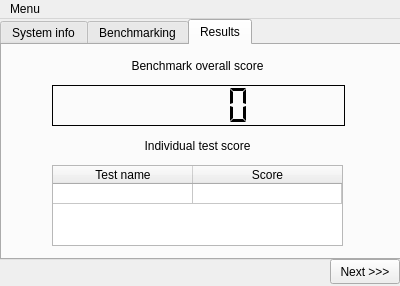
Old version of the form Client_GUI/Sources/mainwindow.ui in the repository Jose-san/FiztehMark.
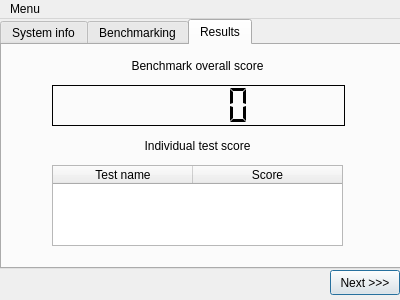
New version of the form. The open tabs and pages were chosen to show the change.

What changed in the file:
```diff
--- a/Client_GUI/Sources/mainwindow.ui
+++ b/Client_GUI/Sources/mainwindow.ui
@@ -8,7 +8,7 @@
     <x>0</x>
     <y>0</y>
     <width>400</width>
-    <height>286</height>
+    <height>300</height>
    </rect>
   </property>
   <property name="sizePolicy">
@@ -20,13 +20,13 @@
   <property name="minimumSize">
    <size>
     <width>400</width>
-    <height>286</height>
+    <height>300</height>
    </size>
   </property>
   <property name="maximumSize">
    <size>
     <width>400</width>
-    <height>286</height>
+    <height>300</height>
    </size>
   </property>
   <property name="windowTitle">
@@ -39,7 +39,7 @@
       <x>0</x>
       <y>0</y>
       <width>401</width>
-      <height>241</height>
+      <height>250</height>
      </rect>
     </property>
     <property name="currentIndex">
@@ -287,11 +287,6 @@
       <attribute name="verticalHeaderMinimumSectionSize">
        <number>20</number>
       </attribute>
-      <row>
-       <property name="text">
-        <string>Test 1</string>
-       </property>
-      </row>
       <column>
        <property name="text">
         <string>Test name</string>
@@ -301,26 +296,10 @@
        <property name="text">
         <string>Score</string>
        </property>
-      </column>
-      <item row="0" column="0">
-       <property name="text">
-        <string/>
-       </property>
-       <property name="flags">
-        <set>ItemIsDragEnabled|ItemIsEnabled</set>
-       </property>
-      </item>
-      <item row="0" column="1">
-       <property name="text">
-        <string/>
-       </property>
        <property name="textAlignment">
         <set>AlignHCenter|AlignVCenter|AlignCenter</set>
        </property>
-       <property name="flags">
-        <set>ItemIsDragEnabled|ItemIsEnabled</set>
-       </property>
-      </item>
+      </column>
      </widget>
     </widget>
    </widget>
@@ -328,7 +307,7 @@
     <property name="geometry">
      <rect>
       <x>330</x>
-      <y>240</y>
+      <y>251</y>
       <width>70</width>
       <height>25</height>
      </rect>
@@ -336,6 +315,15 @@
     <property name="text">
      <string>Next &gt;&gt;&gt;</string>
     </property>
+    <property name="autoDefault">
+     <bool>false</bool>
+    </property>
+    <property name="default">
+     <bool>true</bool>
+    </property>
+    <property name="flat">
+     <bool>false</bool>
+    </property>
    </widget>
   </widget>
   <widget class="QMenuBar" name="menuBar">
```
Left out of the diff: 7 changed lines with no effect on the pictures.
